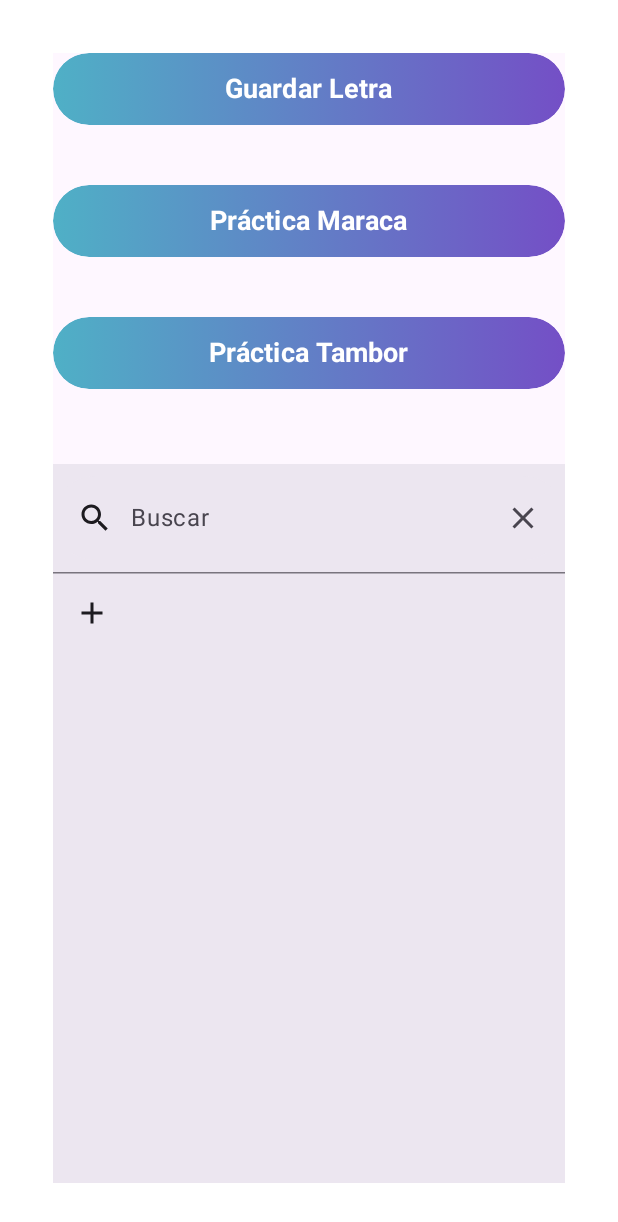
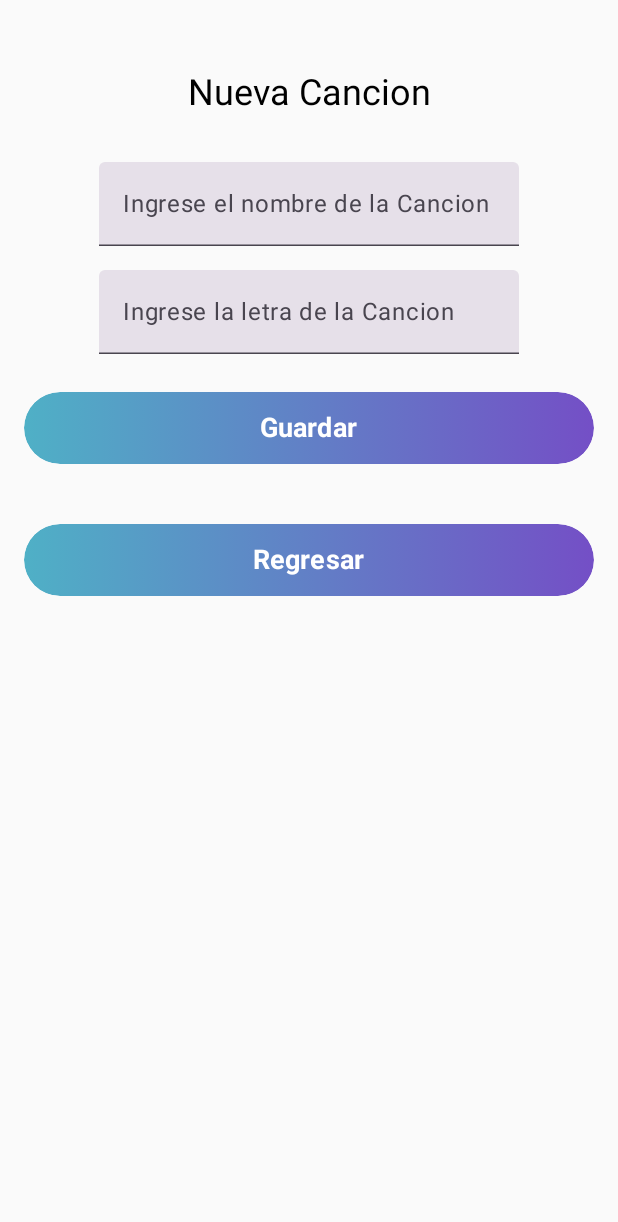
Before and after one commit to TheB0x/asab_app, an Android app built with Jetpack Compose: the screen it shows after launch (MainActivity), after a tap on "Guardar Letra", on a phone screen of 412 x 824 dp. Shown: the top 1222 px of the screen. Run offline under Robolectric (Android 15) with nearby library versions, the light colour scheme and no system bars.

Commit message:
created navigation 'tween screens

```diff
--- a/app/build.gradle.kts
+++ b/app/build.gradle.kts
@@ -51,6 +51,9 @@ dependencies {
     //More Icons
     implementation("androidx.compose.material:material-icons-extended")
 
+    //Navigation
+    implementation("androidx.navigation:navigation-compose:2.7.7")
+
 
     implementation("androidx.core:core-ktx:1.12.0")
     implementation("androidx.lifecycle:lifecycle-runtime-ktx:2.7.0")
--- a/app/src/main/java/com/componentes/asab_app/MainActivity.kt
+++ b/app/src/main/java/com/componentes/asab_app/MainActivity.kt
@@ -10,14 +10,21 @@ import androidx.compose.material3.Text
 import androidx.compose.runtime.Composable
 import androidx.compose.ui.Modifier
 import androidx.compose.ui.tooling.preview.Preview
+import androidx.navigation.NavHostController
+import androidx.navigation.compose.rememberNavController
+import com.componentes.asab_app.navigation.SetupNavGraph
 import com.componentes.asab_app.screens.MainScreen
 import com.componentes.asab_app.ui.theme.Asab_appTheme
 
 class MainActivity : ComponentActivity() {
+
+    lateinit var navController: NavHostController
     override fun onCreate(savedInstanceState: Bundle?) {
         super.onCreate(savedInstanceState)
         setContent {
-            MainScreen()
+            navController = rememberNavController()
+            SetupNavGraph(navController = navController)
+
         }
     }
 }
--- a/app/src/main/java/com/componentes/asab_app/SaveSongActivity.kt
+++ b/app/src/main/java/com/componentes/asab_app/SaveSongActivity.kt
@@ -5,13 +5,14 @@ import androidx.activity.ComponentActivity
 import androidx.activity.compose.setContent
 import androidx.compose.runtime.Composable
 import androidx.compose.ui.tooling.preview.Preview
+import androidx.navigation.NavController
 import com.componentes.asab_app.screens.SaveFormView
 
 class SaveSongActivity : ComponentActivity() {
     override fun onCreate(savedInstanceState: Bundle?) {
         super.onCreate(savedInstanceState)
         setContent {
-            SaveFormView()
+            //SaveFormView()
         }
     }
 }
@@ -21,5 +22,5 @@ class SaveSongActivity : ComponentActivity() {
 @Preview(showBackground = true)
 @Composable
 fun PreviewForm() {
-    SaveFormView()
+    //SaveFormView(navController = NavController)
 }
--- a/app/src/main/java/com/componentes/asab_app/components/AppComponents.kt
+++ b/app/src/main/java/com/componentes/asab_app/components/AppComponents.kt
@@ -5,8 +5,8 @@ import androidx.compose.foundation.clickable
 import androidx.compose.foundation.layout.*
 import androidx.compose.foundation.shape.RoundedCornerShape
 import androidx.compose.material.icons.Icons
-import androidx.compose.material.icons.filled.Add
 import androidx.compose.material.icons.filled.Clear
+import androidx.compose.material.icons.filled.History
 //import androidx.compose.material.icons.filled.History
 import androidx.compose.material.icons.filled.Search
 import androidx.compose.material3.*
@@ -18,13 +18,50 @@ import androidx.compose.ui.graphics.Color
 import androidx.compose.ui.text.font.FontWeight
 import androidx.compose.ui.unit.dp
 import androidx.compose.ui.unit.sp
+import androidx.navigation.NavController
+import com.componentes.asab_app.navigation.Screen
 import com.componentes.asab_app.ui.theme.Primary
 import com.componentes.asab_app.ui.theme.Secondary
 
 @Composable
-fun ButtonComponent(value: String){
+fun ButtonNavComponent(value: String, navController: NavController, route: String){
     Button(
-        onClick = {},
+        onClick = {
+            navController.navigate(route = route ){
+                popUpTo(route){
+                    inclusive = true
+                }
+            }
+        },
+        modifier = Modifier
+            .fillMaxWidth()
+            .heightIn(48.dp),
+        contentPadding = PaddingValues(),
+        colors = ButtonDefaults.buttonColors(Color.Transparent)
+    ){
+        Box(
+            modifier = Modifier
+                .fillMaxWidth()
+                .heightIn(48.dp)
+                .background(
+                    brush = Brush.horizontalGradient(listOf(Secondary, Primary)),
+                    shape = RoundedCornerShape(50.dp)
+                ),
+            contentAlignment = Alignment.Center
+        ){
+            Text(
+                text = value,
+                fontSize = 18.sp,
+                fontWeight = FontWeight.Bold
+            )
+        }
+    }
+}
+
+@Composable
+fun ButtonSaveComponent(value: String, navController: NavController, onClick: ()->Unit){
+    Button(
+        onClick = onClick,
         modifier = Modifier
             .fillMaxWidth()
             .heightIn(48.dp),
@@ -102,7 +139,7 @@ fun SearchComponent(){
             Row(modifier = Modifier.padding(14.dp)) {
                 Icon(
                     modifier = Modifier.padding(end = 10.dp),
-                    imageVector = Icons.Default.Add,
+                    imageVector = Icons.Default.History,
                     contentDescription = "History Icon")
 
                 Text(text = it)
--- /dev/null
+++ b/app/src/main/java/com/componentes/asab_app/navigation/NavGraph.kt
@@ -0,0 +1,41 @@
+package com.componentes.asab_app.navigation
+
+import androidx.compose.runtime.Composable
+import androidx.navigation.NavHostController
+import androidx.navigation.compose.NavHost
+import androidx.navigation.compose.composable
+import com.componentes.asab_app.screens.*
+
+@Composable
+fun SetupNavGraph(
+    navController: NavHostController
+){
+    NavHost(
+        navController = navController,
+        startDestination = Screen.Home.route
+    ){
+        composable(
+            route = Screen.Home.route
+        ){
+            MainScreen(navController = navController)
+        }
+
+        composable(
+            route = Screen.SaveSong.route
+        ){
+            SaveFormView(navController = navController)
+        }
+
+        composable(
+            route = Screen.Maraca.route
+        ){
+            DrumScreen(navController = navController)
+        }
+
+        composable(
+            route = Screen.Drum.route
+        ){
+            DrumScreen(navController = navController)
+        }
+    }
+}
--- /dev/null
+++ b/app/src/main/java/com/componentes/asab_app/navigation/Screen.kt
@@ -0,0 +1,9 @@
+package com.componentes.asab_app.navigation
+
+sealed class Screen(val route: String) {
+    object Home: Screen("home_screen")
+    object SaveSong: Screen("save_song_screen")
+    object Maraca: Screen("maraca_screen")
+    object Drum: Screen("drum_screen")
+
+}
--- /dev/null
+++ b/app/src/main/java/com/componentes/asab_app/screens/DrumScreen.kt
@@ -0,0 +1,28 @@
+package com.componentes.asab_app.screens
+
+import androidx.compose.foundation.layout.Box
+import androidx.compose.foundation.layout.Column
+import androidx.compose.foundation.layout.fillMaxSize
+import com.componentes.asab_app.R
+import androidx.compose.material3.Text
+import androidx.compose.runtime.Composable
+import androidx.compose.ui.Alignment
+import androidx.compose.ui.Modifier
+import androidx.compose.ui.res.stringResource
+import androidx.navigation.NavController
+import com.componentes.asab_app.components.ButtonNavComponent
+import com.componentes.asab_app.navigation.Screen
+
+@Composable
+fun DrumScreen(navController: NavController){
+    Box(
+        modifier = Modifier.fillMaxSize(),
+        contentAlignment = Alignment.Center
+    ){
+        Column {
+
+            Text(text = "Drum Screen")
+            ButtonNavComponent(stringResource(R.string.back), navController, Screen.Home.route)
+        }
+    }
+}
--- a/app/src/main/java/com/componentes/asab_app/screens/MainScreen.kt
+++ b/app/src/main/java/com/componentes/asab_app/screens/MainScreen.kt
@@ -8,12 +8,14 @@ import androidx.compose.ui.Modifier
 import androidx.compose.ui.graphics.Color
 import androidx.compose.ui.res.stringResource
 import androidx.compose.ui.unit.dp
+import androidx.navigation.NavController
 import com.componentes.asab_app.R
-import com.componentes.asab_app.components.ButtonComponent
+import com.componentes.asab_app.components.ButtonNavComponent
 import com.componentes.asab_app.components.SearchComponent
+import com.componentes.asab_app.navigation.Screen
 
 @Composable
-fun MainScreen(){
+fun MainScreen(navController: NavController){
 
     Surface(
         modifier = Modifier
@@ -22,11 +24,11 @@ fun MainScreen(){
             .padding(35.dp)
     ) {
         Column {
-            ButtonComponent(stringResource(id = R.string.save_lyrics))
+            ButtonNavComponent(stringResource(id = R.string.save_lyrics), navController, Screen.SaveSong.route)
             Spacer(modifier = Modifier.height(40.dp))
-            ButtonComponent(stringResource(id = R.string.training_maraca))
+            ButtonNavComponent(stringResource(id = R.string.training_maraca), navController, Screen.Maraca.route)
             Spacer(modifier = Modifier.height(40.dp))
-            ButtonComponent(stringResource(id = R.string.training_tambor))
+            ButtonNavComponent(stringResource(id = R.string.training_drum), navController, Screen.Drum.route)
             Spacer(modifier = Modifier.height(50.dp))
             SearchComponent()
         }
--- a/app/src/main/java/com/componentes/asab_app/screens/SaveSongScreen.kt
+++ b/app/src/main/java/com/componentes/asab_app/screens/SaveSongScreen.kt
@@ -1,12 +1,10 @@
 package com.componentes.asab_app.screens
 
 import android.widget.Toast
-import androidx.compose.foundation.background
 import androidx.compose.foundation.layout.*
 import androidx.compose.foundation.text.KeyboardActions
 import androidx.compose.foundation.text.KeyboardOptions
 import androidx.compose.material3.Button
-import androidx.compose.material3.Surface
 import androidx.compose.material3.Text
 import androidx.compose.material3.TextField
 import androidx.compose.runtime.Composable
@@ -16,7 +14,6 @@ import androidx.compose.runtime.remember
 import androidx.compose.runtime.setValue
 import androidx.compose.ui.Alignment
 import androidx.compose.ui.Modifier
-import androidx.compose.ui.graphics.Color
 import androidx.compose.ui.platform.LocalContext
 import androidx.compose.ui.platform.LocalFocusManager
 import androidx.compose.ui.res.stringResource
@@ -24,14 +21,16 @@ import androidx.compose.ui.text.TextStyle
 import androidx.compose.ui.text.input.ImeAction
 import androidx.compose.ui.unit.dp
 import androidx.compose.ui.unit.sp
+import androidx.navigation.NavController
 import com.componentes.asab_app.R
-import com.componentes.asab_app.components.ButtonComponent
-import com.componentes.asab_app.components.SearchComponent
+import com.componentes.asab_app.components.ButtonNavComponent
+import com.componentes.asab_app.components.ButtonSaveComponent
 import com.componentes.asab_app.data.cto.SongCTO
 import com.componentes.asab_app.data.dto.SongDTO
+import com.componentes.asab_app.navigation.Screen
 
 @Composable
-fun SaveFormView(){
+fun SaveFormView(navController: NavController){
     var name by remember { mutableStateOf("") }
     var lyrics by remember { mutableStateOf("") }
     var id by remember { mutableStateOf("") }
@@ -68,17 +67,42 @@ fun SaveFormView(){
             keyboardOptions = KeyboardOptions(imeAction = ImeAction.Done),
             keyboardActions = KeyboardActions(onDone = { focusManager.clearFocus() })
         )
-        Spacer(modifier = Modifier.height(16.dp))
-        Button(
-            onClick = {
+        Spacer(modifier = Modifier.height(25.dp))
+        Column {
+            /*Button(
+                onClick = {
+                    val song = SongDTO(id, name, lyrics)
+                    if(SongCTO().newSong(song)){
+                        Toast.makeText(
+                            context,
+                            "Cancion Guardada",
+                            Toast.LENGTH_SHORT
+                        ).show()
+                    }else{
+                        Toast.makeText(
+                            context,
+                            "Error al Guardar la cancion",
+                            Toast.LENGTH_SHORT
+                        ).show()
+                        name = ""
+                        lyrics = ""
+                    }
+                }
+            ) {
+                Text(text = stringResource(R.string.save))
+            }*/
+            ButtonSaveComponent(
+                stringResource(R.string.save),
+                navController = navController
+            ) {
                 val song = SongDTO(id, name, lyrics)
-                if(SongCTO().newSong(song)){
+                if (SongCTO().newSong(song)) {
                     Toast.makeText(
                         context,
                         "Cancion Guardada",
                         Toast.LENGTH_SHORT
                     ).show()
-                }else{
+                } else {
                     Toast.makeText(
                         context,
                         "Error al Guardar la cancion",
@@ -88,8 +112,12 @@ fun SaveFormView(){
                     lyrics = ""
                 }
             }
-        ) {
-            Text(text = "Guardar")
+
+            Spacer(Modifier.height(40.dp))
+
+            ButtonNavComponent(stringResource(R.string.back), navController = navController, Screen.Home.route)
+
         }
+
     }
 }
--- a/app/src/main/res/values/strings.xml
+++ b/app/src/main/res/values/strings.xml
@@ -2,5 +2,7 @@
     <string name="app_name">Asab_app</string>
     <string name="save_lyrics">Guardar Letra</string>
     <string name="training_maraca">Práctica Maraca</string>
-    <string name="training_tambor">Práctica Tambor</string>
+    <string name="training_drum">Práctica Tambor</string>
+    <string name="back">Regresar</string>
+    <string name="save">Guardar</string>
 </resources>
```
